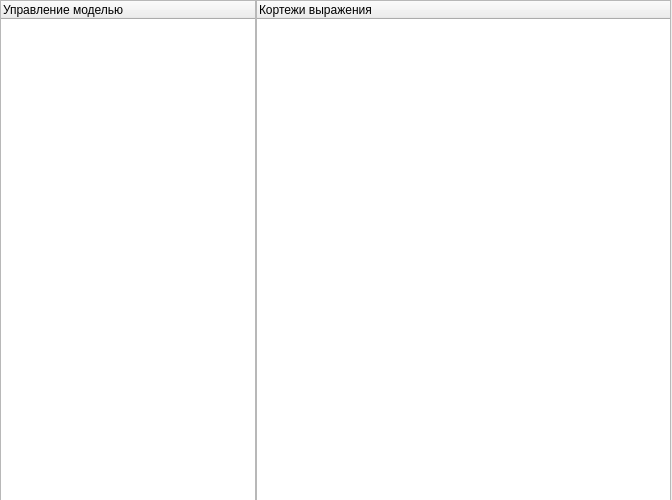
This is desktop_version/ui/model_form.ui in WilldyM/AdaptiveInformationalSystem as Qt 5 draws it before an edit. The edited form follows.
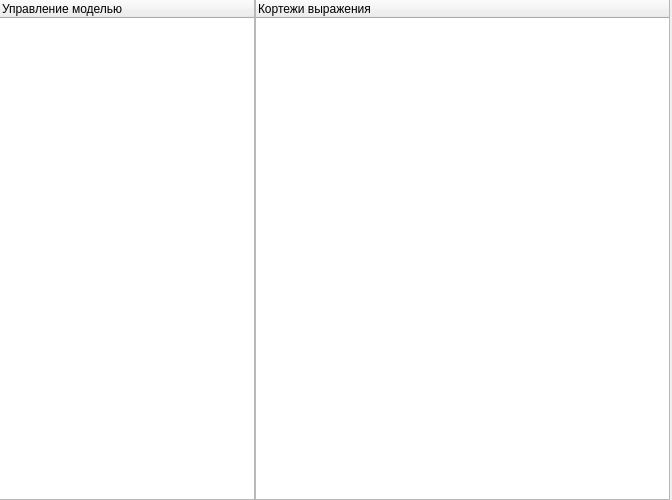
This is the edited form.

Commit message: models create and models load

The edit to the form file:
```diff
--- a/desktop_version/ui/model_form.ui
+++ b/desktop_version/ui/model_form.ui
@@ -16,12 +16,14 @@
   <widget class="QWidget" name="horizontalLayoutWidget">
    <property name="geometry">
     <rect>
-     <x>0</x>
-     <y>0</y>
+     <x>-1</x>
+     <y>-1</y>
      <width>671</width>
      <height>501</height>
     </rect>
    </property>
+   <layout class="QVBoxLayout" name="verticalLayout">
+    <item>
    <layout class="QHBoxLayout" name="horizontalLayout">
     <property name="spacing">
      <number>0</number>
@@ -61,6 +63,8 @@
        </property>
       </column>
      </widget>
+      </item>
+     </layout>
     </item>
    </layout>
   </widget>
```
Left out of the diff: 2 changed lines with no effect on the pictures. Lines whose indentation alone changed are shown as unchanged. The commit also changes 3 other files.
